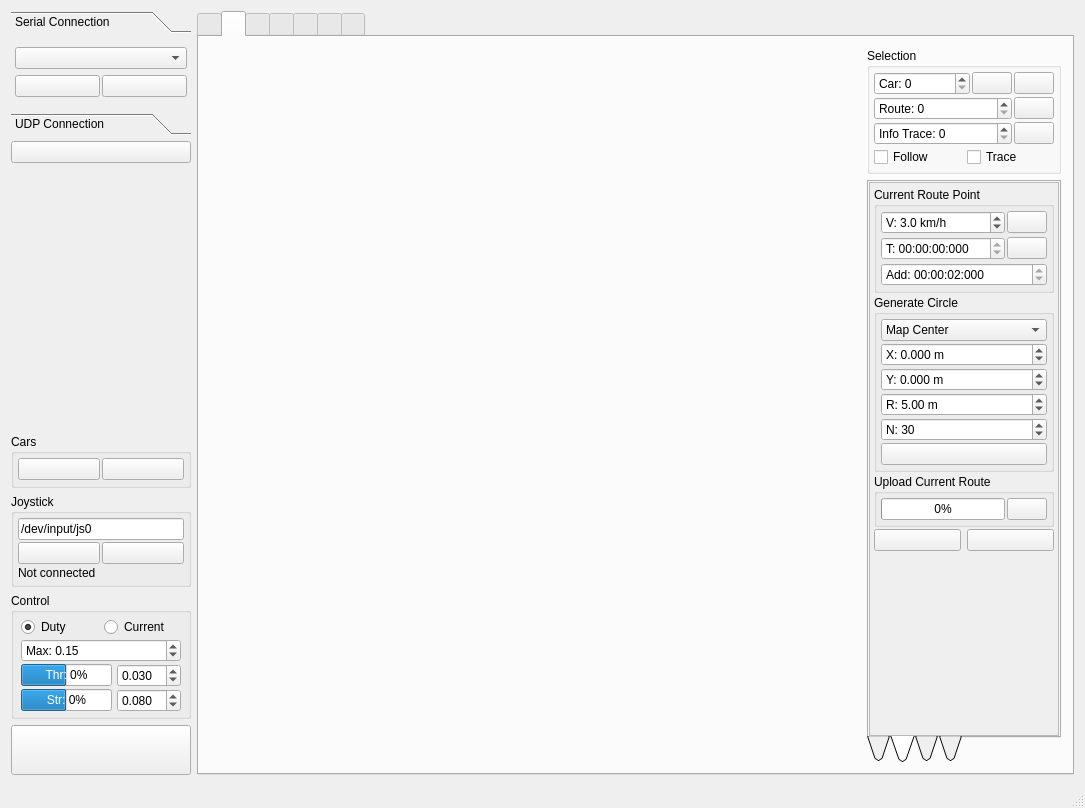
Qt form Linux/RC_Car_Tool/mainwindow.ui (vedderb/rise_sdvp) before a commit.
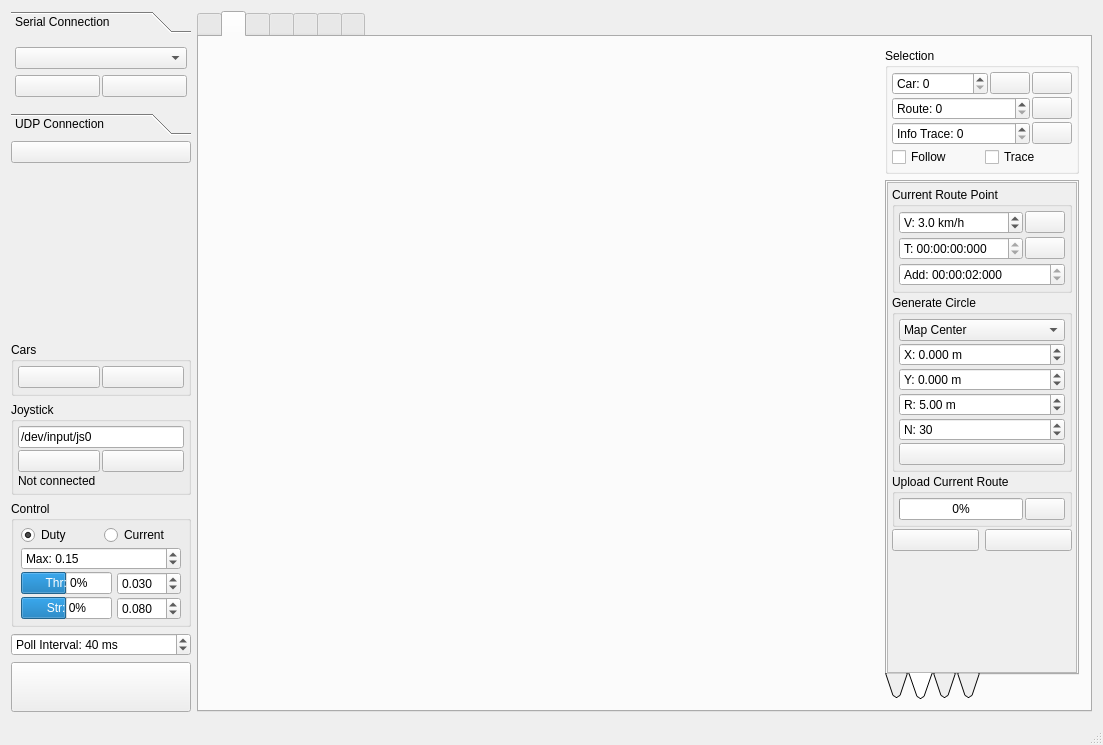
The same form after that commit. The open tabs and pages were chosen to show the change. Icons and pictures are not drawn. Custom widgets are drawn as their Qt base class.

Commit message: Configurable poll rate, only send NMEA lines recognized by the pos code

The edit to the form file:
```diff
--- a/Linux/RC_Car_Tool/mainwindow.ui
+++ b/Linux/RC_Car_Tool/mainwindow.ui
@@ -6,8 +6,8 @@
    <rect>
     <x>0</x>
     <y>0</y>
-    <width>1085</width>
-    <height>808</height>
+    <width>1103</width>
+    <height>745</height>
    </rect>
   </property>
   <property name="windowTitle">
@@ -488,6 +488,28 @@
         </layout>
        </widget>
       </item>
+      <item>
+       <widget class="QSpinBox" name="pollIntervalBox">
+        <property name="toolTip">
+         <string>Interval at which the car status is polled.</string>
+        </property>
+        <property name="suffix">
+         <string> ms</string>
+        </property>
+        <property name="prefix">
+         <string>Poll Interval: </string>
+        </property>
+        <property name="minimum">
+         <number>20</number>
+        </property>
+        <property name="maximum">
+         <number>1000</number>
+        </property>
+        <property name="value">
+         <number>40</number>
+        </property>
+       </widget>
+      </item>
       <item>
        <widget class="QPushButton" name="stopButton">
         <property name="minimumSize">
@@ -1042,7 +1064,7 @@
                    <x>0</x>
                    <y>0</y>
                    <width>180</width>
-                   <height>393</height>
+                   <height>384</height>
                   </rect>
                  </property>
                  <layout class="QVBoxLayout" name="verticalLayout_17">
```
Left out of the diff: 8 changed lines with no effect on the pictures. The commit also changes 6 other files.
